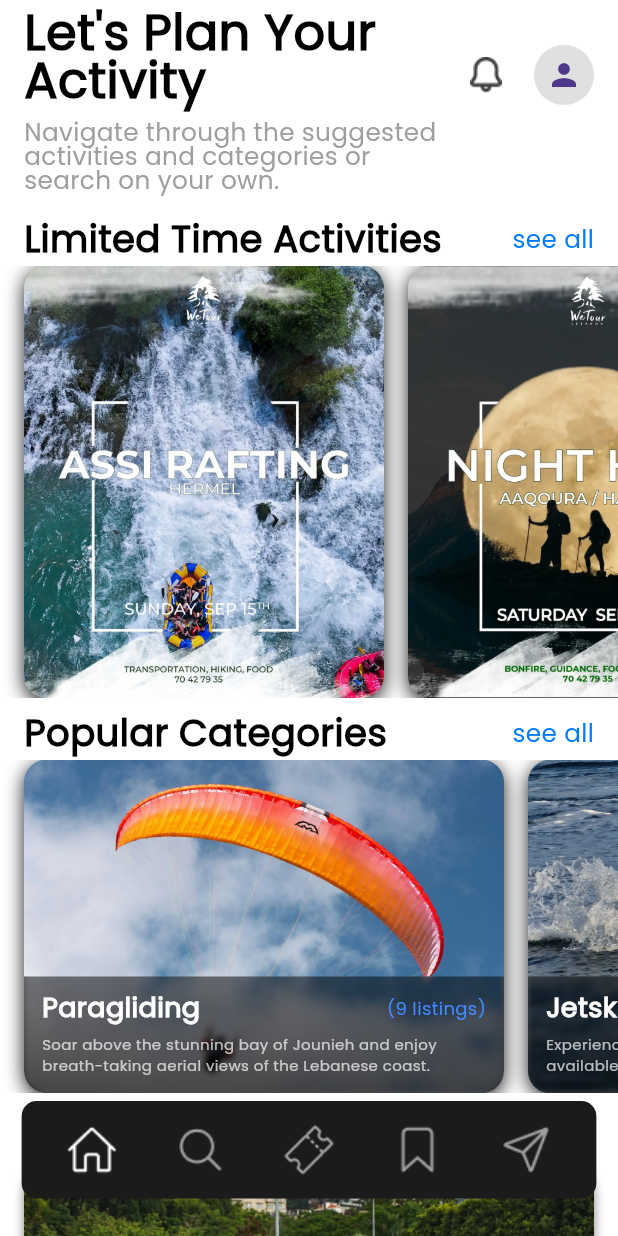
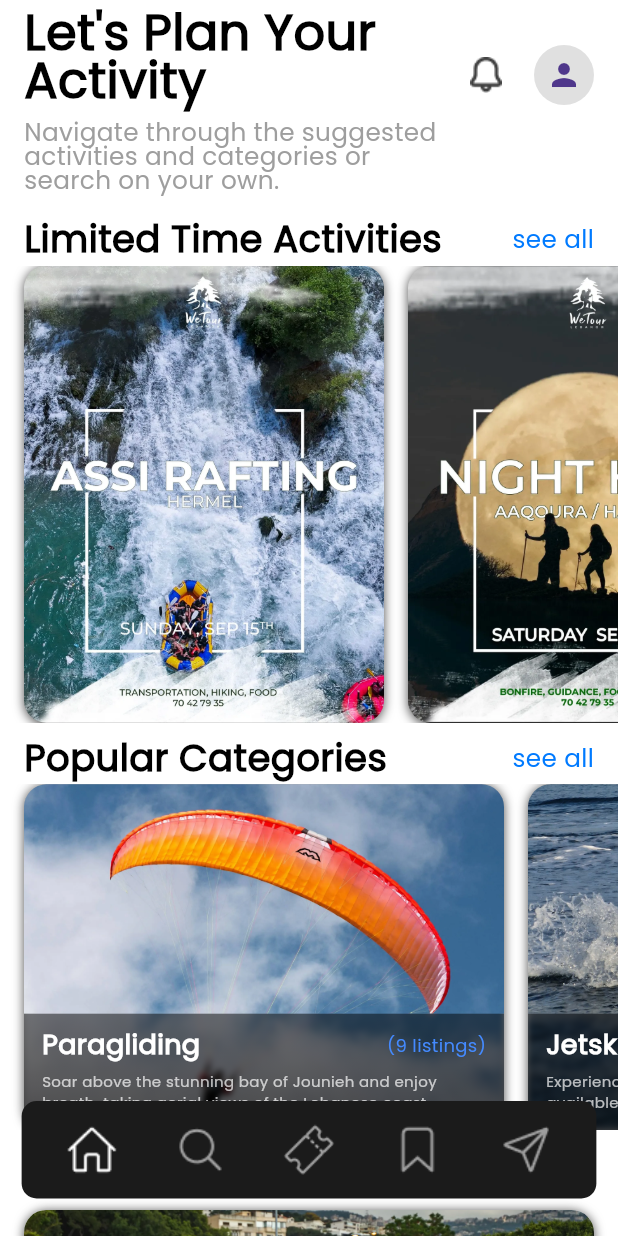
Before and after one commit to LiloZ95/Adventura.lb, a Flutter app: the MainScreen screen opened directly, on a phone screen of 412 x 824 dp. Run offline on Flutter 3.47's test engine with Material 3 defaults, Android fonts, the phone set to English and light mode, and no system bars; our stand-ins replace animated_text_kit, barcode_widget, dotted_border, flutter_secure_storage, image_picker, pin_code_fields and 1 more; accounts and stored records are empty.

Commit message:
Shadows w appniyet

```diff
--- a/lib/Main screen components/Cards.dart
+++ b/lib/Main screen components/Cards.dart
@@ -48,7 +48,7 @@ Widget EventCard({
           color: Colors.white,
           boxShadow: [
             BoxShadow(
-              color: Colors.black.withOpacity(0.50),
+              color: Colors.black.withOpacity(0.70),
               offset: Offset(0, 1),
               blurRadius: 5,
               spreadRadius: 0,
@@ -102,15 +102,6 @@ Widget EventCard({
                           fontFamily: 'Poppins',
                         ),
                       ),
-                      // SizedBox(width: 6),
-                      // Text(
-                      //   '-$providerName',
-                      //   style: TextStyle(
-                      //     fontSize: 10,
-                      //     color: Colors.grey,
-                      //     fontFamily: 'Poppins',
-                      //   ),
-                      // ),
                     ],
                   ),
                   SizedBox(height: 4),
@@ -195,10 +186,10 @@ Widget card(String imagePath) {
         ),
         boxShadow: [
           BoxShadow(
-            color: Colors.black.withOpacity(0.90), // Semi-transparent black
-            offset: Offset(0, 3), // x = 0, y = 3
-            blurRadius: 10, // Blur = 10
-            spreadRadius: 0, // Spread = 0
+            color: Colors.black.withOpacity(0.70),
+            offset: Offset(0, 1),
+            blurRadius: 5,
+            spreadRadius: 0,
           ),
         ],
       ),
@@ -223,9 +214,9 @@ Widget card2(String imagePath, String categoryName, String description,
         ),
         boxShadow: [
           BoxShadow(
-            color: Colors.black.withOpacity(0.90), // Semi-transparent black
-            offset: Offset(0, 3), // x = 0, y = 3
-            blurRadius: 10, // Blur = 10
+            color: Colors.black.withOpacity(0.70),
+            offset: Offset(0, 1),
+            blurRadius: 5,
             spreadRadius: 0, // Spread = 0
           ),
         ],
--- a/lib/Main screen components/MainScreen.dart
+++ b/lib/Main screen components/MainScreen.dart
@@ -46,7 +46,8 @@ class _MainScreenState extends State<MainScreen> {
                               "Let's Plan Your\nActivity",
                               style: TextStyle(
                                 height: 0.96,
-                                fontSize: screenWidth * 0.08, // Dynamic font size
+                                fontSize:
+                                    screenWidth * 0.08, // Dynamic font size
                                 fontWeight: FontWeight.bold,
                                 fontFamily: 'Poppins',
                                 color: Colors.black,
@@ -56,7 +57,8 @@ class _MainScreenState extends State<MainScreen> {
                             Text(
                               "Navigate through the suggested activities and categories or search on your own.",
                               style: TextStyle(
-                                fontSize: screenWidth * 0.04, // Dynamic font size
+                                fontSize:
+                                    screenWidth * 0.04, // Dynamic font size
                                 height: 0.98,
                                 color: Colors.grey,
                                 fontFamily: 'Poppins',
@@ -73,10 +75,11 @@ class _MainScreenState extends State<MainScreen> {
                             IconButton(
                               onPressed: () {
                                 Navigator.push(
-                                      context,
-                                      MaterialPageRoute(
-                                          builder: (context) => NotificationScreen()),
-                                    );
+                                  context,
+                                  MaterialPageRoute(
+                                      builder: (context) =>
+                                          NotificationScreen()),
+                                );
                               },
                               icon: Image.asset(
                                 'assets/Icons/bell-Bold.png',
@@ -91,7 +94,8 @@ class _MainScreenState extends State<MainScreen> {
                                 onPressed: () {
                                   Navigator.push(
                                     context,
-                                    MaterialPageRoute(builder: (context) => UserInfo()),
+                                    MaterialPageRoute(
+                                        builder: (context) => UserInfo()),
                                   );
                                 },
                                 icon: Icon(Icons.person),
@@ -133,7 +137,7 @@ class _MainScreenState extends State<MainScreen> {
                   ),
                 ),
                 SizedBox(
-                  height: screenHeight * 0.35, // Dynamic height
+                  height: screenHeight * 0.37, // Dynamic height
                   child: SingleChildScrollView(
                     scrollDirection: Axis.horizontal,
                     child: Padding(
@@ -180,7 +184,7 @@ class _MainScreenState extends State<MainScreen> {
                   ),
                 ),
                 SizedBox(
-                  height: screenHeight * 0.27, // Dynamic height
+                  height: screenHeight * 0.28, // Dynamic height
                   child: SingleChildScrollView(
                     scrollDirection: Axis.horizontal,
                     child: Padding(
@@ -253,7 +257,7 @@ class _MainScreenState extends State<MainScreen> {
                 ),
                 SizedBox(
                   child: Padding(
-                    padding: EdgeInsets.fromLTRB(0, 10, 0, 0),
+                    padding: EdgeInsets.fromLTRB(0, 12, 0, 0),
                     child: Column(
                       children: [
                         EventCard(
--- a/lib/login/login.dart
+++ b/lib/login/login.dart
@@ -300,7 +300,12 @@ class _LoginPageState extends State<LoginPage> {
                       // Facebook login button
                       ElevatedButton.icon(
                         onPressed: () {
-                          // Handle Facebook login
+                          // Handle Apple login
+                          Navigator.push(
+                            context,
+                            MaterialPageRoute(
+                                builder: (context) => MainScreen()),
+                          );
                         },
                         icon: Image.asset(
                           'assets/Icons/Facebook.png',
@@ -325,7 +330,12 @@ class _LoginPageState extends State<LoginPage> {
                       // Google login button
                       ElevatedButton.icon(
                         onPressed: () {
-                          // Handle Google login
+                          // Handle Apple login
+                          Navigator.push(
+                            context,
+                            MaterialPageRoute(
+                                builder: (context) => MainScreen()),
+                          );
                         },
                         icon: Image.asset(
                           'assets/Icons/google.png',
```
